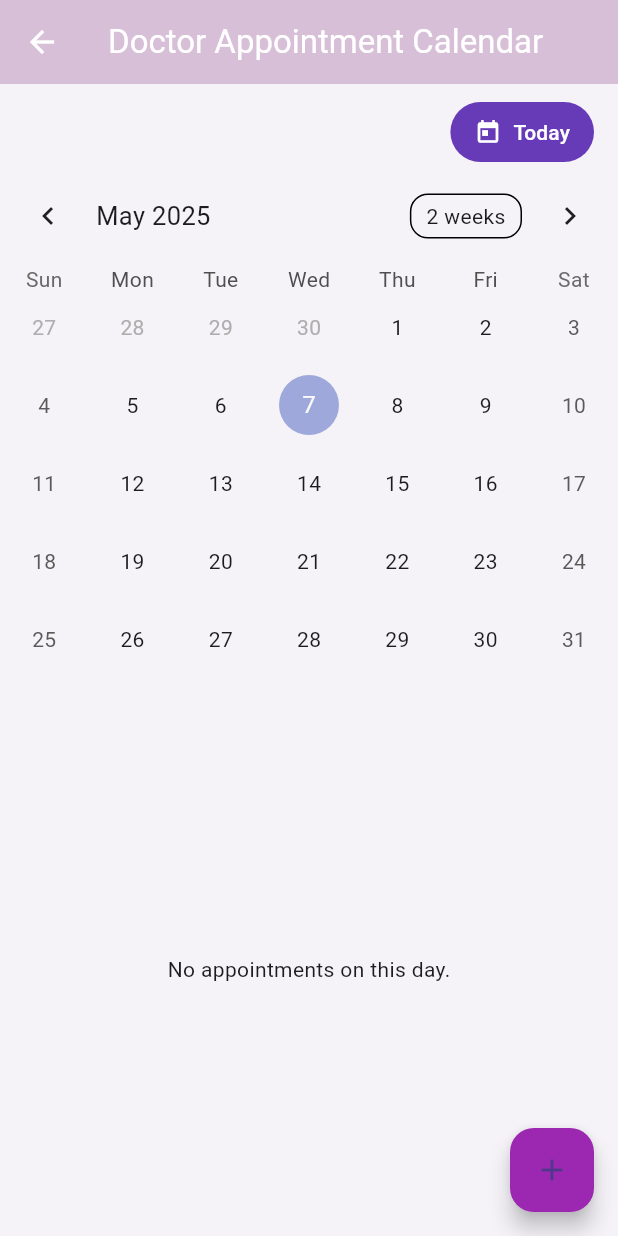
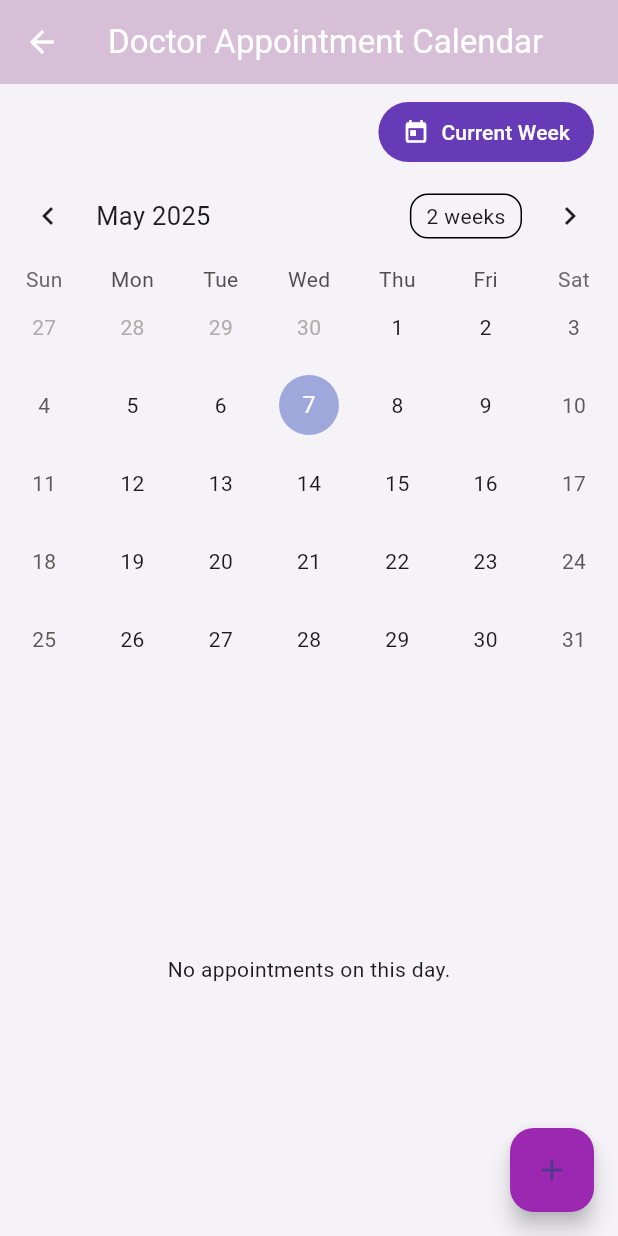
Before and after one commit to Ba-jx/safespace, a Flutter app: the DoctorAppointmentCalendar screen opened by its route, on a phone screen of 412 x 824 dp. Run offline on Flutter 3.47's test engine with Material 3 defaults, Android fonts, the phone set to English and light mode, and no system bars; drawn by our look-alikes of table_calendar; our stand-ins replace cloud_firestore, firebase_auth, firebase_core; accounts and stored records are empty.

Commit message:
Update doctor_appointment_calendar.dart

```diff
--- a/lib/screens/doctor_appointment_calendar.dart
+++ b/lib/screens/doctor_appointment_calendar.dart
@@ -212,7 +212,7 @@ class _DoctorAppointmentCalendarState extends State<DoctorAppointmentCalendar> {
                   });
                 },
                 icon: const Icon(Icons.today, size: 18),
-                label: const Text('Today'),
+                label: const Text('Current Week'),
               ),
             ),
           ),
```
